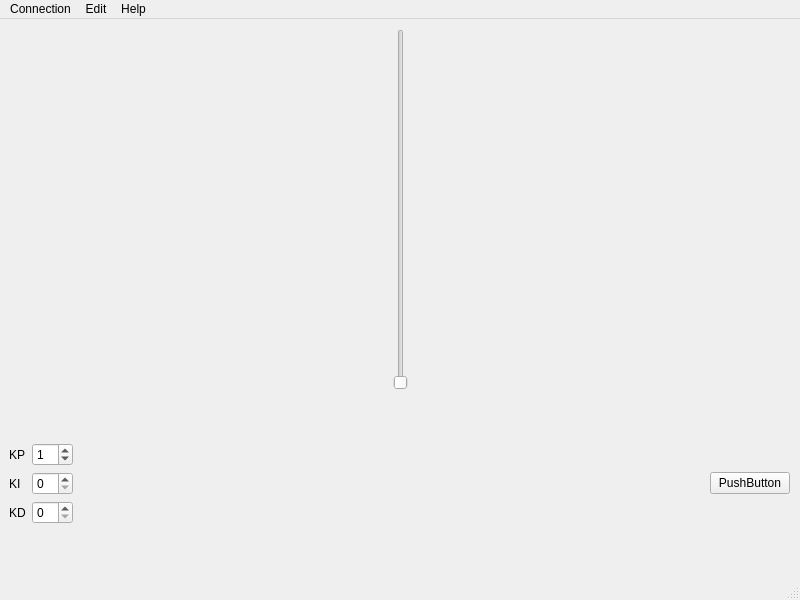
The window that Qt/uic/mainwindow.ui (mbober1/EDrive) describes before a commit, drawn with Qt 5.
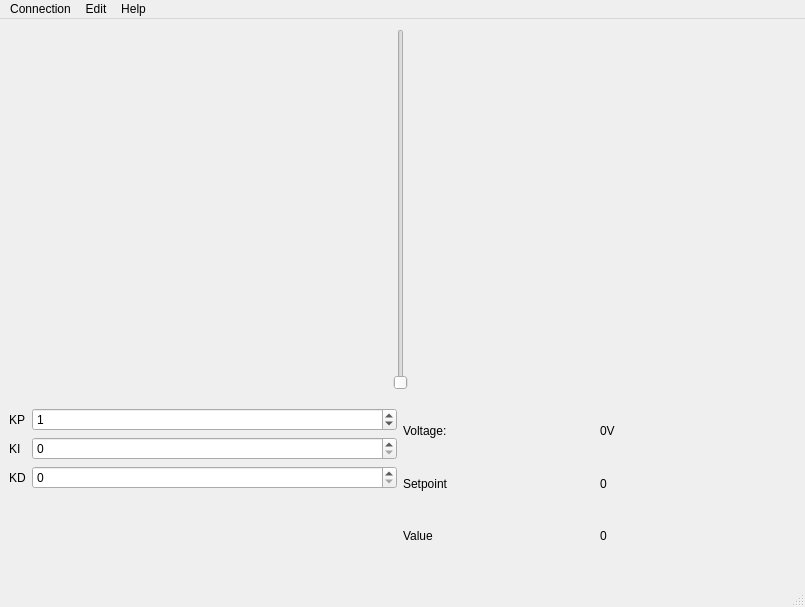
The same window after the commit. Icons and pictures are not drawn.

What changed in the file:
```diff
--- a/Qt/uic/mainwindow.ui
+++ b/Qt/uic/mainwindow.ui
@@ -6,8 +6,8 @@
    <rect>
     <x>0</x>
     <y>0</y>
-    <width>800</width>
-    <height>600</height>
+    <width>805</width>
+    <height>607</height>
    </rect>
   </property>
   <property name="palette">
@@ -149,19 +149,6 @@
      </rect>
     </property>
     <layout class="QGridLayout" name="gridLayout">
-     <item row="0" column="1">
-      <spacer name="horizontalSpacer">
-       <property name="orientation">
-        <enum>Qt::Horizontal</enum>
-       </property>
-       <property name="sizeHint" stdset="0">
-        <size>
-         <width>40</width>
-         <height>20</height>
-        </size>
-       </property>
-      </spacer>
-     </item>
      <item row="0" column="0">
       <layout class="QFormLayout" name="formLayout">
        <item row="0" column="1">
@@ -200,12 +187,51 @@
        </item>
       </layout>
      </item>
-     <item row="0" column="2">
-      <widget class="QPushButton" name="pushButton">
-       <property name="text">
-        <string>PushButton</string>
-       </property>
-      </widget>
+     <item row="0" column="1">
+      <layout class="QGridLayout" name="gridLayout_2">
+       <item row="0" column="1">
+        <widget class="QLabel" name="voltageLabelValue">
+         <property name="text">
+          <string>0V</string>
+         </property>
+        </widget>
+       </item>
+       <item row="1" column="0">
+        <widget class="QLabel" name="setpointLabel">
+         <property name="text">
+          <string>Setpoint</string>
+         </property>
+        </widget>
+       </item>
+       <item row="0" column="0">
+        <widget class="QLabel" name="voltageLabel">
+         <property name="text">
+          <string>Voltage:</string>
+         </property>
+        </widget>
+       </item>
+       <item row="2" column="0">
+        <widget class="QLabel" name="valueLabel">
+         <property name="text">
+          <string>Value</string>
+         </property>
+        </widget>
+       </item>
+       <item row="1" column="1">
+        <widget class="QLabel" name="setpointLabelValue">
+         <property name="text">
+          <string>0</string>
+         </property>
+        </widget>
+       </item>
+       <item row="2" column="1">
+        <widget class="QLabel" name="valueLabelValue">
+         <property name="text">
+          <string>0</string>
+         </property>
+        </widget>
+       </item>
+      </layout>
      </item>
     </layout>
    </widget>
@@ -237,7 +263,7 @@
     <rect>
      <x>0</x>
      <y>0</y>
-     <width>800</width>
+     <width>805</width>
      <height>32</height>
     </rect>
    </property>
```
Left out of the diff: 26 changed lines with no effect on the pictures.
